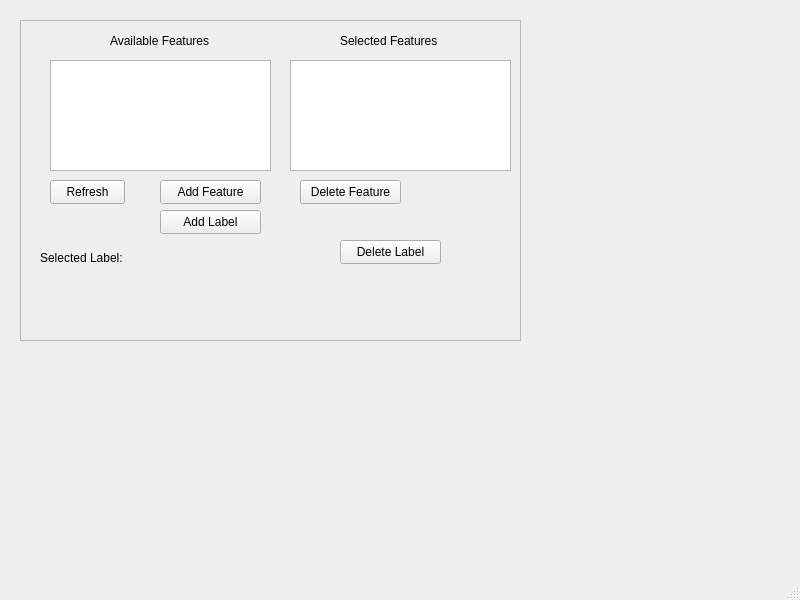
Above: src/WhiskerToolbox/ML_Widget/ML_Widget.ui from paulmthompson/WhiskerToolbox before the change. Below: the same form after it.
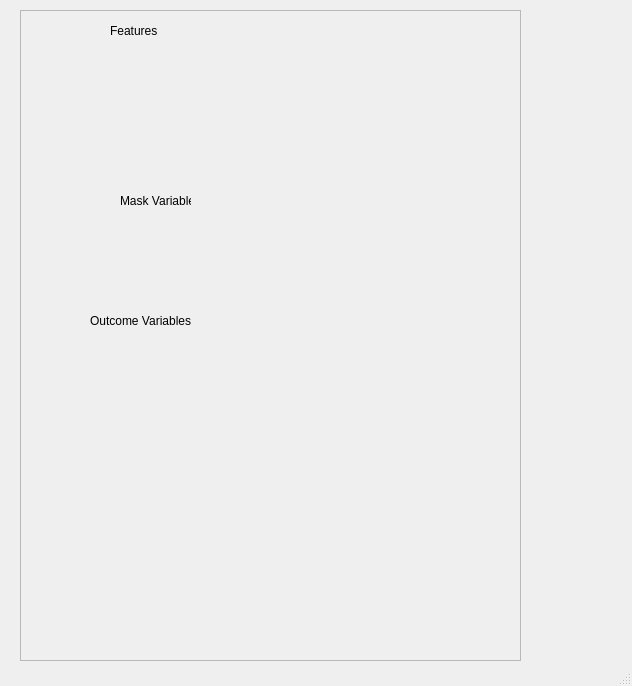
That is the form after the change. Custom widgets are drawn as their Qt base class.

Commit message: add feature table infrastructure to ML widget

Diff of the .ui file:
```diff
--- a/src/WhiskerToolbox/ML_Widget/ML_Widget.ui
+++ b/src/WhiskerToolbox/ML_Widget/ML_Widget.ui
@@ -6,8 +6,8 @@
    <rect>
     <x>0</x>
     <y>0</y>
-    <width>800</width>
-    <height>600</height>
+    <width>632</width>
+    <height>686</height>
    </rect>
   </property>
   <property name="windowTitle">
@@ -18,9 +18,9 @@
     <property name="geometry">
      <rect>
       <x>20</x>
-      <y>20</y>
+      <y>10</y>
       <width>501</width>
-      <height>321</height>
+      <height>651</height>
      </rect>
     </property>
     <property name="frameShape">
@@ -34,136 +34,68 @@
       <rect>
        <x>90</x>
        <y>10</y>
-       <width>121</width>
+       <width>71</width>
        <height>21</height>
       </rect>
      </property>
      <property name="text">
-      <string>Available Features</string>
+      <string>Features</string>
      </property>
     </widget>
-    <widget class="QPushButton" name="refresh_dm_features">
+    <widget class="Feature_Table_Widget" name="feature_table_widget" native="true">
      <property name="geometry">
       <rect>
        <x>30</x>
-       <y>160</y>
-       <width>75</width>
-       <height>24</height>
+       <y>40</y>
+       <width>211</width>
+       <height>131</height>
       </rect>
      </property>
-     <property name="text">
-      <string>Refresh</string>
-     </property>
     </widget>
-    <widget class="QTableWidget" name="available_features_table">
+    <widget class="Feature_Table_Widget" name="mask_table_widget" native="true">
      <property name="geometry">
       <rect>
        <x>30</x>
-       <y>40</y>
-       <width>221</width>
-       <height>111</height>
+       <y>200</y>
+       <width>211</width>
+       <height>81</height>
       </rect>
      </property>
     </widget>
-    <widget class="QTableWidget" name="model_features_table">
+    <widget class="QLabel" name="label_2">
      <property name="geometry">
       <rect>
-       <x>270</x>
-       <y>40</y>
-       <width>221</width>
-       <height>111</height>
+       <x>100</x>
+       <y>180</y>
+       <width>71</width>
+       <height>21</height>
       </rect>
      </property>
-    </widget>
-    <widget class="QPushButton" name="add_feature_to_model">
-     <property name="geometry">
-      <rect>
-       <x>140</x>
-       <y>160</y>
-       <width>101</width>
-       <height>24</height>
-      </rect>
-     </property>
      <property name="text">
-      <string>Add Feature</string>
-     </property>
-    </widget>
-    <widget class="QPushButton" name="delete_feature_button">
-     <property name="geometry">
-      <rect>
-       <x>280</x>
-       <y>160</y>
-       <width>101</width>
-       <height>24</height>
-      </rect>
-     </property>
-     <property name="text">
-      <string>Delete Feature</string>
+      <string>Mask Variables</string>
      </property>
     </widget>
     <widget class="QLabel" name="label_3">
      <property name="geometry">
       <rect>
-       <x>320</x>
-       <y>10</y>
-       <width>121</width>
-       <height>21</height>
-      </rect>
-     </property>
-     <property name="text">
-      <string>Selected Features</string>
-     </property>
-    </widget>
-    <widget class="QPushButton" name="add_label_to_model">
-     <property name="geometry">
-      <rect>
-       <x>140</x>
-       <y>190</y>
-       <width>101</width>
-       <height>24</height>
-      </rect>
-     </property>
-     <property name="text">
-      <string>Add Label</string>
-     </property>
-    </widget>
-    <widget class="QLabel" name="label_4">
-     <property name="geometry">
-      <rect>
-       <x>20</x>
-       <y>230</y>
+       <x>70</x>
+       <y>300</y>
        <width>131</width>
-       <height>16</height>
+       <height>21</height>
       </rect>
      </property>
      <property name="text">
-      <string>Selected Label:</string>
+      <string>Outcome Variables</string>
      </property>
     </widget>
-    <widget class="QLabel" name="selected_label_label">
+    <widget class="Feature_Table_Widget" name="outcome_table_widget" native="true">
      <property name="geometry">
       <rect>
-       <x>180</x>
-       <y>230</y>
-       <width>91</width>
-       <height>16</height>
+       <x>30</x>
+       <y>330</y>
+       <width>211</width>
+       <height>131</height>
       </rect>
-     </property>
-     <property name="text">
-      <string/>
-     </property>
-    </widget>
-    <widget class="QPushButton" name="delete_label_button">
-     <property name="geometry">
-      <rect>
-       <x>320</x>
-       <y>220</y>
-       <width>101</width>
-       <height>24</height>
-      </rect>
-     </property>
-     <property name="text">
-      <string>Delete Label</string>
      </property>
     </widget>
    </widget>
@@ -180,6 +112,14 @@
   </widget>
   <widget class="QStatusBar" name="statusbar"/>
  </widget>
+ <customwidgets>
+  <customwidget>
+   <class>Feature_Table_Widget</class>
+   <extends>QWidget</extends>
+   <header>Feature_Table_Widget/Feature_Table_Widget.hpp</header>
+   <container>1</container>
+  </customwidget>
+ </customwidgets>
  <resources/>
  <connections/>
 </ui>
```
Left out of the diff: 2 changed lines with no effect on the pictures. The commit also changes 4 other files.
